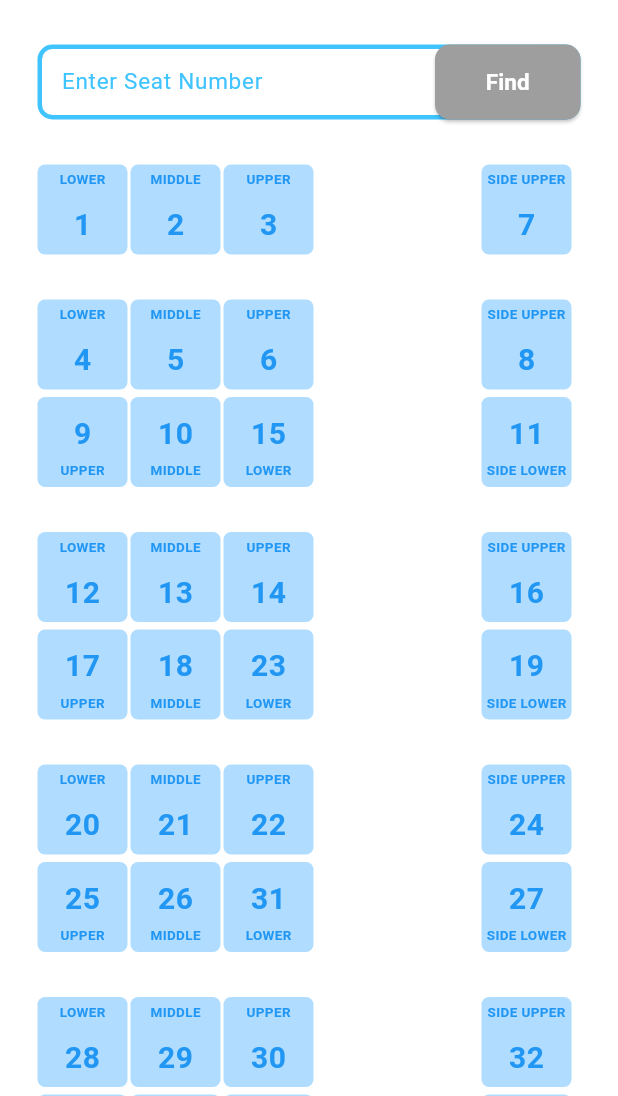
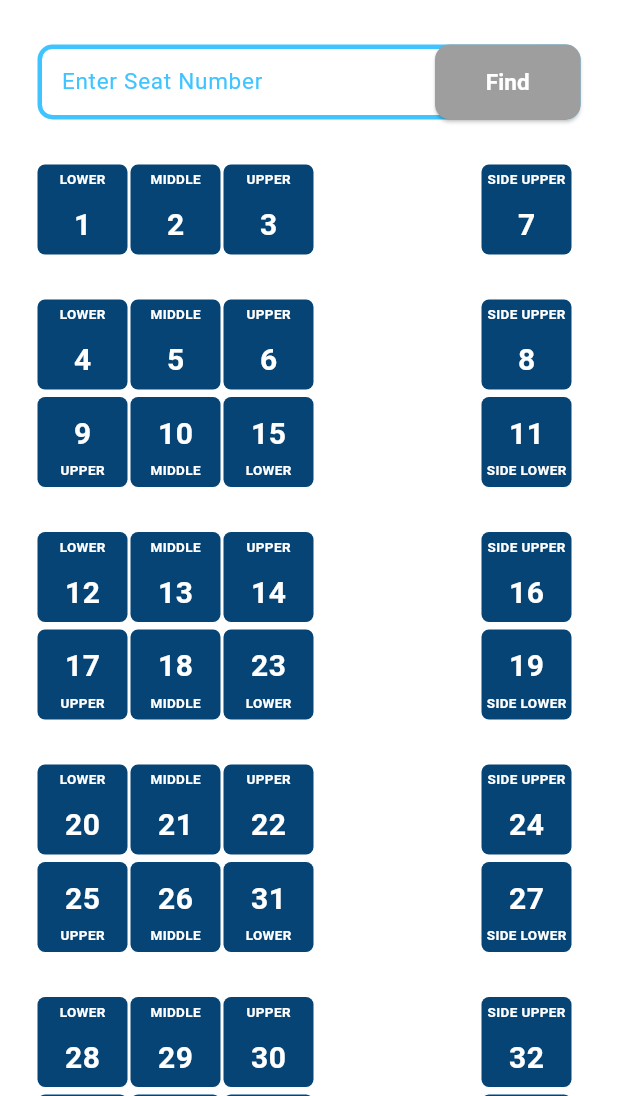
Before and after one commit to Amrut-03/Seat_finder, a Flutter app: the screen it shows after launch, after a tap on "Find", on a phone screen of 412 x 824 dp, the part 140-1236 px from its top. Run offline on Flutter 3.47's test engine with Material 3 defaults, Android fonts, the phone set to English and light mode, and no system bars.

Commit message:
step 1 finished

```diff
--- a/lib/Home_page.dart
+++ b/lib/Home_page.dart
@@ -11,6 +11,9 @@ class home_page extends StatefulWidget {
 }
 
 class _home_pageState extends State<home_page> {
+
+  bool isNum = false;
+
   @override
   Widget build(BuildContext context) {
     return Scaffold(
@@ -49,7 +52,7 @@ class _home_pageState extends State<home_page> {
                           borderRadius: BorderRadius.circular(10),
                           borderSide: BorderSide(
                               color: Colors.lightBlueAccent,
-                              width: 2
+                              width: 2,
                           )
                       ),
                       hintText: "Enter Seat Number",
@@ -65,7 +68,9 @@ class _home_pageState extends State<home_page> {
                       padding: const EdgeInsets.only(left: 265),
                       child: ElevatedButton(
                         onPressed: () {
-
+                          setState(() {
+                            isNum = true;
+                          });
                         }, child: Text("Find",style: TextStyle(
                               fontWeight: FontWeight.bold,
                               fontSize: 15,
@@ -84,31 +89,66 @@ class _home_pageState extends State<home_page> {
                 ),
                 SizedBox(height: 30,),
                 upper_seat(num1: '1', num2: '2', num3: '3', num4: '7',
-                  Useat: kupr, Mseat: kmid, Lseat: klow, SUseat: ksupr,),
+                  Useat: kupr, Mseat: kmid, Lseat: klow, SUseat: ksupr,
+                  UpdateCLR1: isNum ? Change_Clr : Clrbutton, UpdateCLR2: isNum ? Change_Clr : Clrbutton,
+                  UpdateCLR3: isNum ? Change_Clr : Clrbutton, UpdateCLR4: isNum ? Change_Clr : Clrbutton,
+                  UpdateTxtCLR1: isNum ? NTxt_Clr : Txt_Clr, UpdateTxtCLR2: isNum ? NTxt_Clr : Txt_Clr,
+                  UpdateTxtCLR3: isNum ? NTxt_Clr : Txt_Clr, UpdateTxtCLR4: isNum ? NTxt_Clr : Txt_Clr,),
                     SizedBox(height: 30,),
                     upper_seat(num1: '4', num2: '5', num3: '6', num4: '8',
-                      Useat: kupr, Mseat: kmid, Lseat: klow, SUseat: ksupr,),
+                      Useat: kupr, Mseat: kmid, Lseat: klow, SUseat: ksupr,UpdateCLR1: isNum ? Change_Clr : Clrbutton, UpdateCLR2: isNum ? Change_Clr : Clrbutton,
+                      UpdateCLR3: isNum ? Change_Clr : Clrbutton, UpdateCLR4: isNum ? Change_Clr : Clrbutton,
+                      UpdateTxtCLR1: isNum ? NTxt_Clr : Txt_Clr, UpdateTxtCLR2: isNum ? NTxt_Clr : Txt_Clr,
+                      UpdateTxtCLR3: isNum ? NTxt_Clr : Txt_Clr, UpdateTxtCLR4: isNum ? NTxt_Clr : Txt_Clr,),
                     SizedBox(height: 5,),
                     lower_seat(num1:'9', num2: '10', num4: '11', LSeat: klow,
-                      MSeat: kmid, USeat: kupr, SLSeat: kslow, num3: '15',),
+                      MSeat: kmid, USeat: kupr, SLSeat: kslow, num3: '15',
+                      UpdateCLR1: isNum ? Change_Clr : Clrbutton, UpdateCLR2: isNum ? Change_Clr : Clrbutton,
+                      UpdateCLR3: isNum ? Change_Clr : Clrbutton, UpdateCLR4: isNum ? Change_Clr : Clrbutton,
+                      UpdateTxtCLR1: isNum ? NTxt_Clr : Txt_Clr, UpdateTxtCLR2: isNum ? NTxt_Clr : Txt_Clr,
+                      UpdateTxtCLR3: isNum ? NTxt_Clr : Txt_Clr, UpdateTxtCLR4: isNum ? NTxt_Clr : Txt_Clr,),
                     SizedBox(height: 30,),
                     upper_seat(num1: '12', num2: '13', num3: '14', num4: '16',
-                      Useat: kupr, Mseat: kmid, Lseat: klow, SUseat: ksupr,),
+                      Useat: kupr, Mseat: kmid, Lseat: klow, SUseat: ksupr,
+                      UpdateCLR1: isNum ? Change_Clr : Clrbutton, UpdateCLR2: isNum ? Change_Clr : Clrbutton,
+                      UpdateCLR3: isNum ? Change_Clr : Clrbutton, UpdateCLR4: isNum ? Change_Clr : Clrbutton,
+                      UpdateTxtCLR1: isNum ? NTxt_Clr : Txt_Clr, UpdateTxtCLR2: isNum ? NTxt_Clr : Txt_Clr,
+                      UpdateTxtCLR3: isNum ? NTxt_Clr : Txt_Clr, UpdateTxtCLR4: isNum ? NTxt_Clr : Txt_Clr,),
                     SizedBox(height: 5,),
                     lower_seat(num1:'17', num2: '18', num4: '19', LSeat: klow,
-                      MSeat: kmid, USeat: kupr, SLSeat: kslow, num3: '23',),
+                      MSeat: kmid, USeat: kupr, SLSeat: kslow, num3: '23',
+                      UpdateCLR1: isNum ? Change_Clr : Clrbutton, UpdateCLR2: isNum ? Change_Clr : Clrbutton,
+                      UpdateCLR3: isNum ? Change_Clr : Clrbutton, UpdateCLR4: isNum ? Change_Clr : Clrbutton,
+                      UpdateTxtCLR1: isNum ? NTxt_Clr : Txt_Clr, UpdateTxtCLR2: isNum ? NTxt_Clr : Txt_Clr,
+                      UpdateTxtCLR3: isNum ? NTxt_Clr : Txt_Clr, UpdateTxtCLR4: isNum ? NTxt_Clr : Txt_Clr,),
                     SizedBox(height: 30,),
                     upper_seat(num1: '20', num2: '21', num3: '22', num4: '24',
-                      Useat: kupr, Mseat: kmid, Lseat: klow, SUseat: ksupr,),
+                      Useat: kupr, Mseat: kmid, Lseat: klow, SUseat: ksupr,
+                      UpdateCLR1: isNum ? Change_Clr : Clrbutton, UpdateCLR2: isNum ? Change_Clr : Clrbutton,
+                      UpdateCLR3: isNum ? Change_Clr : Clrbutton, UpdateCLR4: isNum ? Change_Clr : Clrbutton,
+                      UpdateTxtCLR1: isNum ? NTxt_Clr : Txt_Clr, UpdateTxtCLR2: isNum ? NTxt_Clr : Txt_Clr,
+                      UpdateTxtCLR3: isNum ? NTxt_Clr : Txt_Clr, UpdateTxtCLR4: isNum ? NTxt_Clr : Txt_Clr,),
                     SizedBox(height: 5,),
                     lower_seat(num1:'25', num2: '26', num4: '27', LSeat: klow,
-                      MSeat: kmid, USeat: kupr, SLSeat: kslow, num3: '31',),
+                      MSeat: kmid, USeat: kupr, SLSeat: kslow, num3: '31',
+                      UpdateCLR1: isNum ? Change_Clr : Clrbutton, UpdateCLR2: isNum ? Change_Clr : Clrbutton,
+                      UpdateCLR3: isNum ? Change_Clr : Clrbutton, UpdateCLR4: isNum ? Change_Clr : Clrbutton,
+                      UpdateTxtCLR1: isNum ? NTxt_Clr : Txt_Clr, UpdateTxtCLR2: isNum ? NTxt_Clr : Txt_Clr,
+                      UpdateTxtCLR3: isNum ? NTxt_Clr : Txt_Clr, UpdateTxtCLR4: isNum ? NTxt_Clr : Txt_Clr,),
                     SizedBox(height: 30,),
                     upper_seat(num1: '28', num2: '29', num3: '30', num4: '32',
-                      Useat: kupr, Mseat: kmid, Lseat: klow, SUseat: ksupr,),
+                      Useat: kupr, Mseat: kmid, Lseat: klow, SUseat: ksupr,
+                      UpdateCLR1: isNum ? Change_Clr : Clrbutton, UpdateCLR2: isNum ? Change_Clr : Clrbutton,
+                      UpdateCLR3: isNum ? Change_Clr : Clrbutton, UpdateCLR4: isNum ? Change_Clr : Clrbutton,
+                      UpdateTxtCLR1: isNum ? NTxt_Clr : Txt_Clr, UpdateTxtCLR2: isNum ? NTxt_Clr : Txt_Clr,
+                      UpdateTxtCLR3: isNum ? NTxt_Clr : Txt_Clr, UpdateTxtCLR4: isNum ? NTxt_Clr : Txt_Clr,),
                     SizedBox(height: 5,),
                     lower_seat(num1:'33', num2: '34', num4: '35', LSeat: klow,
-                      MSeat: kmid, USeat: kupr, SLSeat: kslow, num3: '39',),
+                      MSeat: kmid, USeat: kupr, SLSeat: kslow, num3: '39',
+                      UpdateCLR1: isNum ? Change_Clr : Clrbutton, UpdateCLR2: isNum ? Change_Clr : Clrbutton,
+                      UpdateCLR3: isNum ? Change_Clr : Clrbutton, UpdateCLR4: isNum ? Change_Clr : Clrbutton,
+                      UpdateTxtCLR1: isNum ? NTxt_Clr : Txt_Clr, UpdateTxtCLR2: isNum ? NTxt_Clr : Txt_Clr,
+                      UpdateTxtCLR3: isNum ? NTxt_Clr : Txt_Clr, UpdateTxtCLR4: isNum ? NTxt_Clr : Txt_Clr,),
                     SizedBox(height: 30,),
                   ],
                 ),
--- a/lib/lower_seat.dart
+++ b/lib/lower_seat.dart
@@ -10,8 +10,20 @@ class lower_seat extends StatefulWidget {
   final String MSeat;
   final String USeat;
   final String SLSeat;
+  final Color UpdateCLR1;
+  final Color UpdateCLR2;
+  final Color UpdateCLR3;
+  final Color UpdateCLR4;
+  final Color UpdateTxtCLR1;
+  final Color UpdateTxtCLR2;
+  final Color UpdateTxtCLR3;
+  final Color UpdateTxtCLR4;
   const lower_seat({
-    super.key, required this.num1, required this.num2, required this.num4, required this.LSeat, required this.MSeat, required this.USeat, required this.num3, required this.SLSeat,
+    super.key, required this.num1, required this.num2, required this.num4, required this.LSeat,
+    required this.MSeat, required this.USeat, required this.num3, required this.SLSeat,
+    required this.UpdateCLR1, required this.UpdateCLR2, required this.UpdateCLR3,
+    required this.UpdateCLR4, required this.UpdateTxtCLR1, required this.UpdateTxtCLR2,
+    required this.UpdateTxtCLR3, required this.UpdateTxtCLR4,
   });
 
   @override
@@ -19,8 +31,6 @@ class lower_seat extends StatefulWidget {
 }
 
 class _lower_seatState extends State<lower_seat> {
-
-  bool isNum = false;
 
   @override
   Widget build(BuildContext context) {
@@ -32,7 +42,7 @@ class _lower_seatState extends State<lower_seat> {
               height: 60,
               width: 60,
               decoration: BoxDecoration(
-                color: isNum ? Change_Clr : Clrbutton,
+                color: widget.UpdateCLR1,
                 borderRadius: BorderRadius.circular(5),
               ),
               child: Column(
@@ -42,13 +52,13 @@ class _lower_seatState extends State<lower_seat> {
                     child: Text(widget.num1,style: TextStyle(
                         fontSize: 20,
                         fontWeight: FontWeight.bold,
-                        color: isNum ? NTxt_Clr : Txt_Clr,
+                        color: widget.UpdateTxtCLR1,
                     ),),
                   ),
                   Text(widget.USeat,style: TextStyle(
                       fontSize: 9,
                       fontWeight: FontWeight.bold,
-                      color: isNum ? NTxt_Clr : Txt_Clr,
+                      color: widget.UpdateTxtCLR1,
                   ),)
                 ],
               )
@@ -60,7 +70,7 @@ class _lower_seatState extends State<lower_seat> {
               height: 60,
               width: 60,
               decoration: BoxDecoration(
-                color: isNum ? Change_Clr : Clrbutton,
+                color: widget.UpdateCLR2,
                 borderRadius: BorderRadius.circular(5),
               ),
               child: Column(
@@ -70,13 +80,13 @@ class _lower_seatState extends State<lower_seat> {
                     child: Text(widget.num2,style: TextStyle(
                         fontSize: 20,
                         fontWeight: FontWeight.bold,
-                        color: isNum ? NTxt_Clr : Txt_Clr,
+                        color: widget.UpdateTxtCLR2,
                     ),),
                   ),
                   Text(widget.MSeat,style: TextStyle(
                       fontSize: 9,
                       fontWeight: FontWeight.bold,
-                      color: isNum ? NTxt_Clr : Txt_Clr,
+                      color: widget.UpdateTxtCLR2,
                   ),)
                 ],
               )
@@ -88,7 +98,7 @@ class _lower_seatState extends State<lower_seat> {
               height: 60,
               width: 60,
               decoration: BoxDecoration(
-                color: isNum ? Change_Clr : Clrbutton,
+                color: widget.UpdateCLR3,
                 borderRadius: BorderRadius.circular(5),
               ),
               child: Column(
@@ -98,13 +108,13 @@ class _lower_seatState extends State<lower_seat> {
                     child: Text(widget.num3,style: TextStyle(
                         fontSize: 20,
                         fontWeight: FontWeight.bold,
-                        color: isNum ? NTxt_Clr : Txt_Clr,
+                        color: widget.UpdateTxtCLR3,
                     ),),
                   ),
                   Text(widget.LSeat,style: TextStyle(
                       fontSize: 9,
                       fontWeight: FontWeight.bold,
-                      color: isNum ? NTxt_Clr : Txt_Clr,
+                      color: widget.UpdateTxtCLR3,
                   ),)
                 ],
               )
@@ -115,7 +125,7 @@ class _lower_seatState extends State<lower_seat> {
               height: 60,
               width: 60,
               decoration: BoxDecoration(
-                color: isNum ? Change_Clr : Clrbutton,
+                color: widget.UpdateCLR4,
                 borderRadius: BorderRadius.circular(5),
               ),
               child: Column(
@@ -125,13 +135,13 @@ class _lower_seatState extends State<lower_seat> {
                     child: Text(widget.num4,style: TextStyle(
                         fontSize: 20,
                         fontWeight: FontWeight.bold,
-                        color: isNum ? NTxt_Clr : Txt_Clr,
+                        color: widget.UpdateTxtCLR4,
                     ),),
                   ),
                   Text(widget.SLSeat,style: TextStyle(
                       fontSize: 9,
                       fontWeight: FontWeight.bold,
-                      color: isNum ? NTxt_Clr : Txt_Clr,
+                      color: widget.UpdateTxtCLR4,
                   ),)
                 ],
               )
--- a/lib/upper_seat.dart
+++ b/lib/upper_seat.dart
@@ -11,10 +11,21 @@ class upper_seat extends StatefulWidget {
   final String Mseat;
   final String Lseat;
   final String SUseat;
+  final Color UpdateCLR1;
+  final Color UpdateCLR2;
+  final Color UpdateCLR3;
+  final Color UpdateCLR4;
+  final Color UpdateTxtCLR1;
+  final Color UpdateTxtCLR2;
+  final Color UpdateTxtCLR3;
+  final Color UpdateTxtCLR4;
   const upper_seat({
     super.key, required this.num1, required this.num2, required this.num3,
     required this.num4, required this.Useat, required this.Mseat,
-    required this.Lseat, required this.SUseat,
+    required this.Lseat, required this.SUseat, required this.UpdateCLR1,
+    required this.UpdateCLR2, required this.UpdateCLR3, required this.UpdateCLR4,
+    required this.UpdateTxtCLR1, required this.UpdateTxtCLR2, required this.UpdateTxtCLR3,
+    required this.UpdateTxtCLR4,
   });
 
   @override
@@ -22,8 +33,6 @@ class upper_seat extends StatefulWidget {
 }
 
 class _upper_seatState extends State<upper_seat> {
-
-  bool isNum = false;
 
   @override
   Widget build(BuildContext context) {
@@ -35,7 +44,7 @@ class _upper_seatState extends State<upper_seat> {
               height: 60,
               width: 60,
               decoration: BoxDecoration(
-                color: isNum ? Change_Clr : Clrbutton,
+                color:widget.UpdateCLR1,
                 borderRadius: BorderRadius.circular(5),
               ),
               child: Column(
@@ -45,13 +54,41 @@ class _upper_seatState extends State<upper_seat> {
                     child: Text(widget.Lseat,style: TextStyle(
                         fontSize: 9,
                         fontWeight: FontWeight.bold,
-                        color: isNum ? NTxt_Clr : Txt_Clr,
+                        color: widget.UpdateTxtCLR1,
                     ),),
                   ),
                   Text(widget.num1,style: TextStyle(
                       fontSize: 20,
                       fontWeight: FontWeight.bold,
-                      color: isNum ? NTxt_Clr : Txt_Clr,
+                      color: widget.UpdateTxtCLR1,
+                  ),)
+                ],
+              )
+          ),
+        ),
+        Padding(
+          padding:EdgeInsets.only(right: 2),
+          child: Container(
+              height: 60,
+              width: 60,
+              decoration: BoxDecoration(
+                color: widget.UpdateCLR2,
+                borderRadius: BorderRadius.circular(5),
+              ),
+              child: Column(
+                children: [
+                  Padding(
+                    padding: EdgeInsets.only(top: 3,bottom: 10),
+                    child: Text(widget.Mseat,style: TextStyle(
+                        fontSize: 9,
+                        fontWeight: FontWeight.bold,
+                        color: widget.UpdateTxtCLR2,
+                    ),),
+                  ),
+                  Text(widget.num2,style: TextStyle(
+                      fontSize: 20,
+                      fontWeight: FontWeight.bold,
+                      color: widget.UpdateTxtCLR2,
                   ),)
                 ],
               )
@@ -63,35 +100,7 @@ class _upper_seatState extends State<upper_seat> {
               height: 60,
               width: 60,
               decoration: BoxDecoration(
-                color: isNum ? Change_Clr : Clrbutton,
-                borderRadius: BorderRadius.circular(5),
-              ),
-              child: Column(
-                children: [
-                  Padding(
-                    padding: EdgeInsets.only(top: 3,bottom: 10),
-                    child: Text(widget.Mseat,style: TextStyle(
-                        fontSize: 9,
-                        fontWeight: FontWeight.bold,
-                        color: isNum ? NTxt_Clr : Txt_Clr,
-                    ),),
-                  ),
-                  Text(widget.num2,style: TextStyle(
-                      fontSize: 20,
-                      fontWeight: FontWeight.bold,
-                      color: isNum ? NTxt_Clr : Txt_Clr,
-                  ),)
-                ],
-              )
-          ),
-        ),
-        Padding(
-          padding: const EdgeInsets.only(right: 2),
-          child: Container(
-              height: 60,
-              width: 60,
-              decoration: BoxDecoration(
-                color: isNum ? Change_Clr : Clrbutton,
+                color: widget.UpdateCLR3,
                 borderRadius: BorderRadius.circular(5),
               ),
               child: Column(
@@ -101,13 +110,13 @@ class _upper_seatState extends State<upper_seat> {
                     child: Text(widget.Useat,style: TextStyle(
                         fontSize: 9,
                         fontWeight: FontWeight.bold,
-                        color: isNum ? NTxt_Clr : Txt_Clr,
+                        color: widget.UpdateTxtCLR3,
                     ),),
                   ),
                   Text(widget.num3,style: TextStyle(
                       fontSize: 20,
                       fontWeight: FontWeight.bold,
-                      color: isNum ? NTxt_Clr : Txt_Clr,
+                      color: widget.UpdateTxtCLR3,
                   ),)
                 ],
               )
@@ -118,7 +127,7 @@ class _upper_seatState extends State<upper_seat> {
               height: 60,
               width: 60,
               decoration: BoxDecoration(
-                color: isNum ? Change_Clr : Clrbutton,
+                color: widget.UpdateCLR4,
                 borderRadius: BorderRadius.circular(5),
               ),
               child: Column(
@@ -128,13 +137,13 @@ class _upper_seatState extends State<upper_seat> {
                     child: Text(widget.SUseat,style: TextStyle(
                         fontSize: 9,
                         fontWeight: FontWeight.bold,
-                        color: isNum ? NTxt_Clr : Txt_Clr,
+                        color: widget.UpdateTxtCLR4,
                     ),),
                   ),
                   Text(widget.num4,style: TextStyle(
                       fontSize: 20,
                       fontWeight: FontWeight.bold,
-                      color: isNum ? NTxt_Clr : Txt_Clr,
+                      color: widget.UpdateTxtCLR4,
                   ),)
                 ],
               )
```
